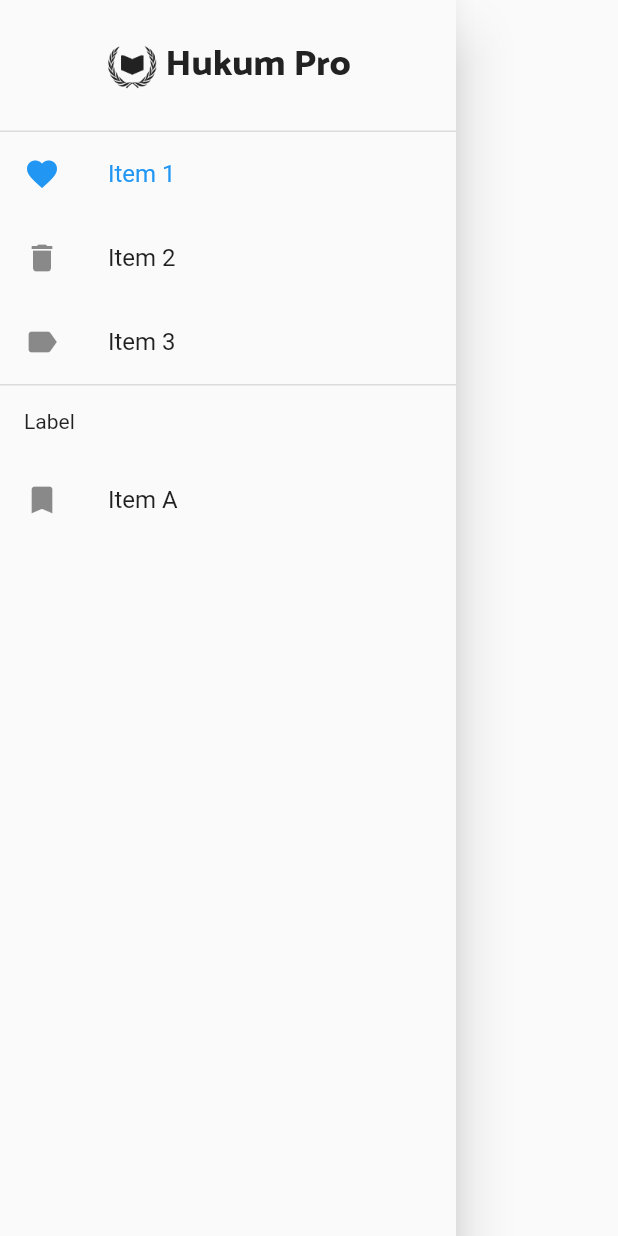
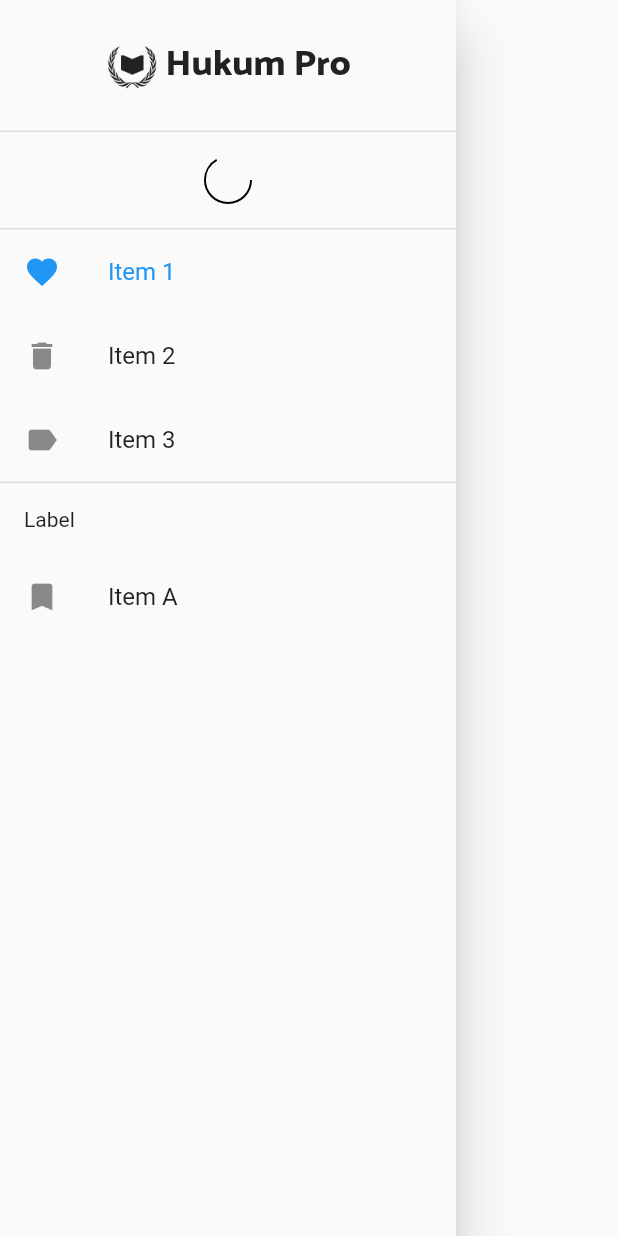
Before and after one commit to Syafiqq/hukum-pro-crossplatform, a Flutter app: the LawMenuNavigationView widget shown alone on an empty page, opened directly, on a phone screen of 412 x 824 dp. Run offline on Flutter 3.47's test engine with Material 2 defaults, Android fonts, the phone set to English and light mode, and no system bars; drawn by our look-alikes of loading_indicator; our stand-ins replace equatable, firebase_core, firebase_database, firebase_storage, flutter_bloc, freezed_annotation and 4 more; missing offline and left inert: flinq; accounts and stored records are empty; generated files the repository leaves out were written again; statements that could not run were skipped.

Commit message:
Add loading

```diff
--- a/lib/arch/presentation/ui/view/law_menu_navigation_view.dart
+++ b/lib/arch/presentation/ui/view/law_menu_navigation_view.dart
@@ -1,6 +1,7 @@
 import 'package:flutter/material.dart';
 import 'package:hukum_pro/common/ui/app_color.dart';
 import 'package:hukum_pro/common/ui/app_font.dart';
+import 'package:loading_indicator/loading_indicator.dart';
 
 class LawMenuNavigationView extends StatelessWidget {
   final int _selectedDestination = 0;
@@ -38,6 +39,23 @@ class LawMenuNavigationView extends StatelessWidget {
                     ),
                   ),
                 ],
+              ),
+            ),
+          ),
+          const Divider(
+            height: 1,
+            thickness: 1,
+          ),
+          Padding(
+            padding: EdgeInsets.all(16),
+            child: Center(
+              child: SizedBox(
+                height: 32,
+                width: 32,
+                child: LoadingIndicator(
+                  indicatorType: Indicator.circleStrokeSpin,
+                  color: Colors.black,
+                ),
               ),
             ),
           ),
```
